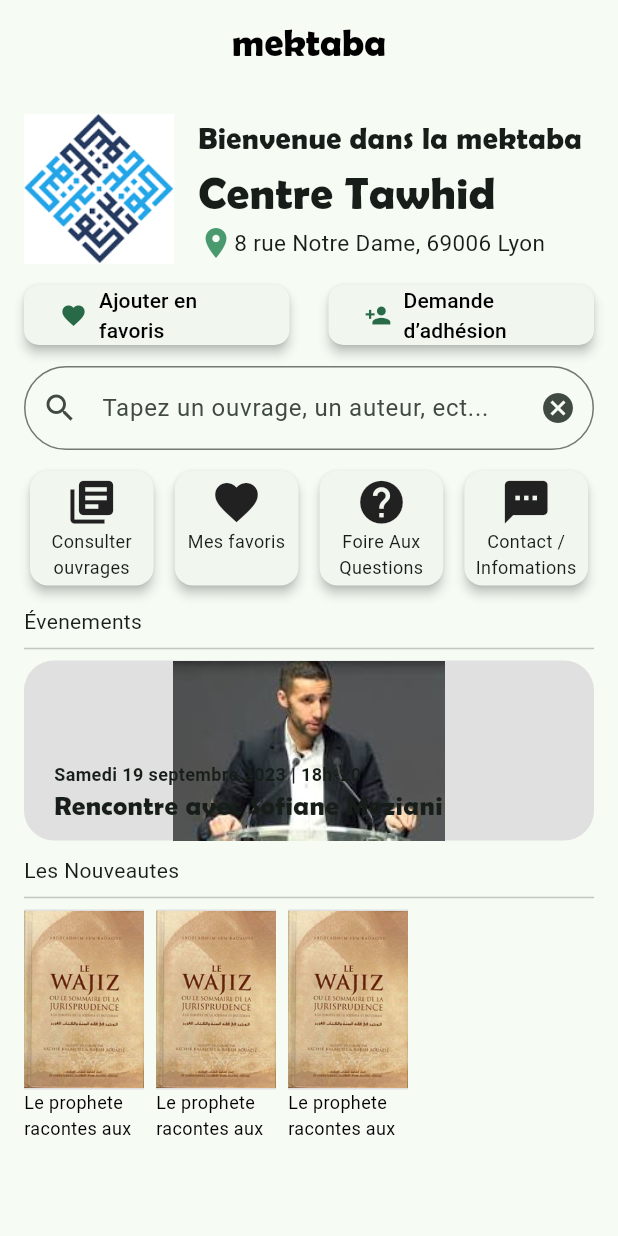
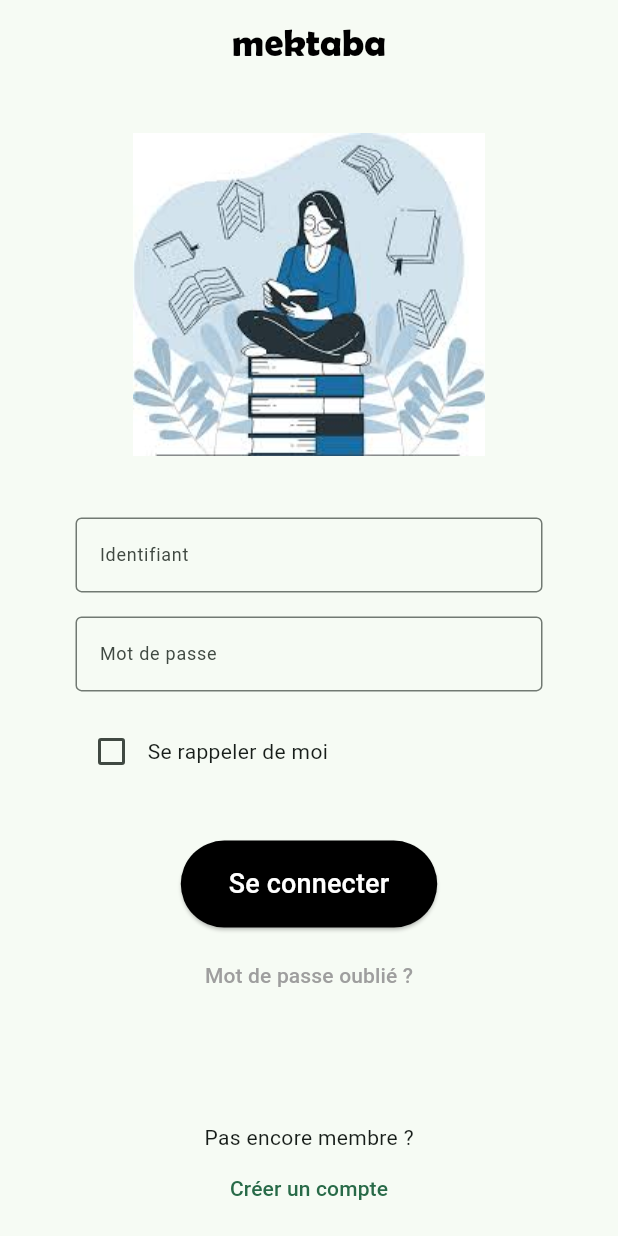
Before and after one commit to Mackytall/mektaba-project, a Flutter app: the screen it shows after launch, on a phone screen of 412 x 824 dp. Run offline on Flutter 3.47's test engine with Material 2 defaults, Android fonts, the light colour scheme and no system bars; drawn by our look-alikes of auto_size_text; our stand-ins replace animated_text_kit, flutter_svg, font_awesome_flutter, geocoding; missing offline and left inert: map_launcher.

Commit message:
feat login page

```diff
--- /dev/null
+++ b/lib/pages/login.dart
@@ -0,0 +1,136 @@
+import 'package:flutter/material.dart';
+import 'package:flutter/widgets.dart';
+import 'package:test/widget/app_bar_builder.dart';
+import 'package:test/widget/textField.dart';
+
+class Login extends StatefulWidget {
+  const Login({super.key});
+
+  @override
+  State<Login> createState() => _LoginState();
+}
+
+class _LoginState extends State<Login> {
+  final _formKey = GlobalKey<FormState>();
+  late TextEditingController userName;
+  late TextEditingController password;
+  bool rememberMe = false;
+  @override
+  void initState() {
+    // TODO: implement initState
+    super.initState();
+    userName = TextEditingController();
+    password = TextEditingController();
+  }
+
+  @override
+  void dispose() {
+    // TODO: implement dispose
+    super.dispose();
+  }
+
+  @override
+  Widget build(BuildContext context) {
+    return Scaffold(
+      appBar: AppBarBuilder(),
+      body:
+          // SingleChildScrollView(child:
+          Center(
+              child: Container(
+        padding: EdgeInsets.only(bottom: 8),
+        // height: MediaQuery.of(context).size.height/1.1,
+        child: Column(
+          children: [
+            SizedBox(
+              height: MediaQuery.of(context).size.height / 25,
+            ),
+            Image.asset('assets/pictures/login_image.jpg'),
+            SizedBox(
+              height: MediaQuery.of(context).size.height / 25,
+            ),
+            Form(
+                key: _formKey,
+                child: Column(
+                  children: [
+                    SizedBox(
+                      width: MediaQuery.of(context).size.width / 1.2,
+                      child: SetTextField(
+                        controller: userName,
+                        hintText: "Identifiant",
+                      ),
+                    ),
+                    SizedBox(
+                      width: MediaQuery.of(context).size.width / 1.2,
+                      child: SetTextField(
+                        controller: userName,
+                        hintText: "Mot de passe",
+                      ),
+                    ),
+                    Container(
+                      padding: const EdgeInsets.symmetric(
+                          vertical: 8, horizontal: 16),
+                      // color: Colors.blue,
+                      width: MediaQuery.of(context).size.width / 1.2,
+                      child: Row(
+                        children: [
+                          Checkbox(
+                              value: rememberMe,
+                              onChanged: (bool? value) {
+                                setState(() {
+                                  rememberMe = value!;
+                                });
+                              }),
+                          Text("Se rappeler de moi")
+                        ],
+                      ),
+                    ),
+                    SizedBox(
+                      height: MediaQuery.of(context).size.height / 30,
+                    ),
+                    ElevatedButton(
+                      onPressed: () {},
+                      style: ElevatedButton.styleFrom(
+                        padding:
+                            EdgeInsets.symmetric(vertical: 16, horizontal: 32),
+                        backgroundColor: Colors.black,
+                        foregroundColor: Colors.white,
+                      ),
+                      child: const Text(
+                        "Se connecter",
+                        style: TextStyle(
+                          fontSize: 18,
+                        ),
+                      ),
+                    ),
+                    Container(
+                        padding: EdgeInsets.all(8),
+                        child: TextButton(
+                        onPressed: () => {},
+                        child: Text('Mot de passe oublié ?',
+                        style: TextStyle(
+                          color: Colors.grey,
+                        ),),
+                      ),),
+                  ],
+                )),
+            Expanded(
+              child: Align(
+                  alignment: Alignment.bottomCenter,
+                  child: Column(
+                    mainAxisAlignment: MainAxisAlignment.end,
+                    children: [
+                      Text("Pas encore membre ?"),
+                      TextButton(
+                        onPressed: () => {},
+                        child: Text('Créer un compte'),
+                      ),
+                    ],
+                  )),
+            ),
+          ],
+        ),
+      )),
+      // )
+    );
+  }
+}
--- a/lib/pages/mektaba_main_screen.dart
+++ b/lib/pages/mektaba_main_screen.dart
@@ -1,5 +1,6 @@
 import 'package:flutter/material.dart';
 import 'package:test/pages/book_consultation.dart';
+import 'package:test/pages/login.dart';
 import 'package:test/pages/splash_screen.dart';
 import 'package:test/widget/app_bar_builder.dart';
 import '../../data/mektaba_data.dart';
@@ -23,8 +24,8 @@ class MektabaMainScreen extends StatelessWidget {
         ),
         useMaterial3: true,
       ),
-      home:
-      const Splash(),
+      home: Login()
+      // const Splash(),
     );
   }
 }
--- /dev/null
+++ b/lib/widget/textField.dart
@@ -0,0 +1,40 @@
+import 'package:flutter/cupertino.dart';
+import 'package:flutter/material.dart';
+import '../models/book.dart';
+
+
+class SetTextField extends StatelessWidget {
+  final TextEditingController controller;
+  final String? labelText;
+  final String? hintText;
+  final int? maxLines;
+  final void Function(String?)? onSaved;
+
+
+  SetTextField(
+      {required this.controller, this.labelText, this.hintText, this.maxLines, this.onSaved});
+
+  @override
+  Widget build(BuildContext context) {
+    return Container(
+        padding: const EdgeInsets.symmetric(vertical: 8, horizontal: 16),
+        child: TextFormField(
+            controller: controller,
+            decoration: InputDecoration(
+              labelText: labelText,
+              hintText: hintText,
+              border: const OutlineInputBorder(),
+            ),
+            maxLines: maxLines,
+            style: const TextStyle(
+              fontSize: 12,
+            ),
+            validator: ( (value) {
+              if (value == null || value.isEmpty) {
+                return "Veuillez renseigner tout les champs";
+              }
+            }),
+            onSaved: onSaved,
+            ));
+  }
+}
--- a/pubspec.yaml
+++ b/pubspec.yaml
@@ -69,6 +69,7 @@ flutter:
     - assets/pictures/logo_tawhid.png
     - assets/pictures/event.jpg
     - assets/pictures/wajiz.jpg
+    - assets/pictures/login_image.jpg
   #   - images/a_dot_ham.jpeg
 
   # An image asset can refer to one or more resolution-specific "variants", see
```
Also changed, not shown: assets/pictures/login_image.jpg (added).
